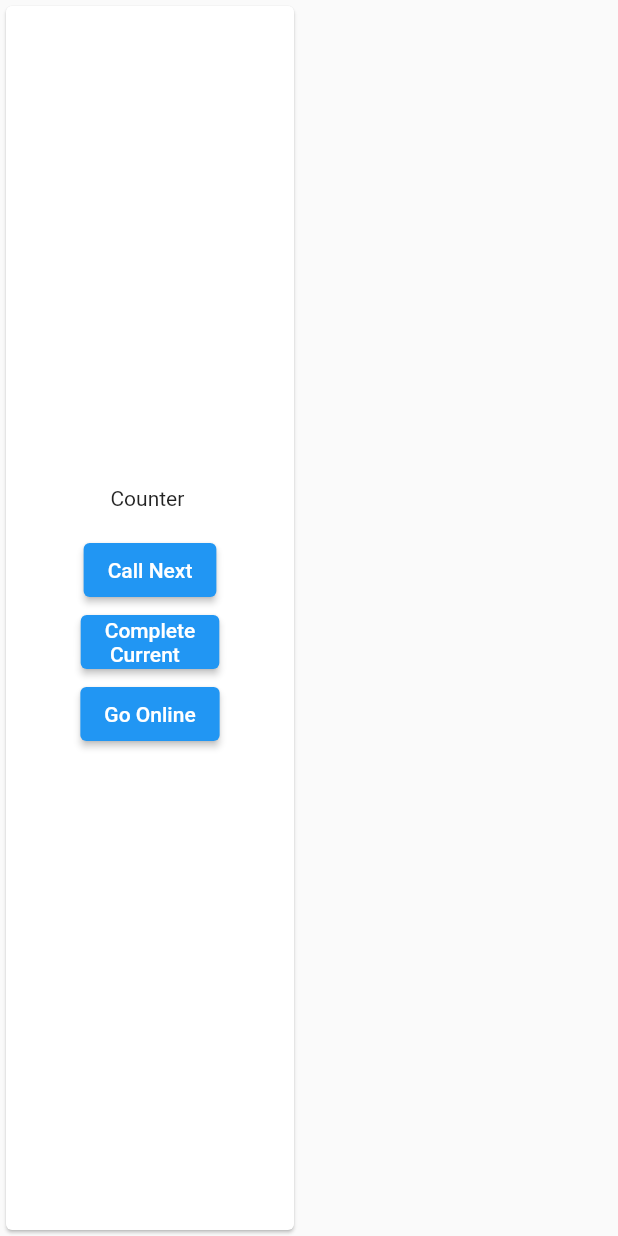
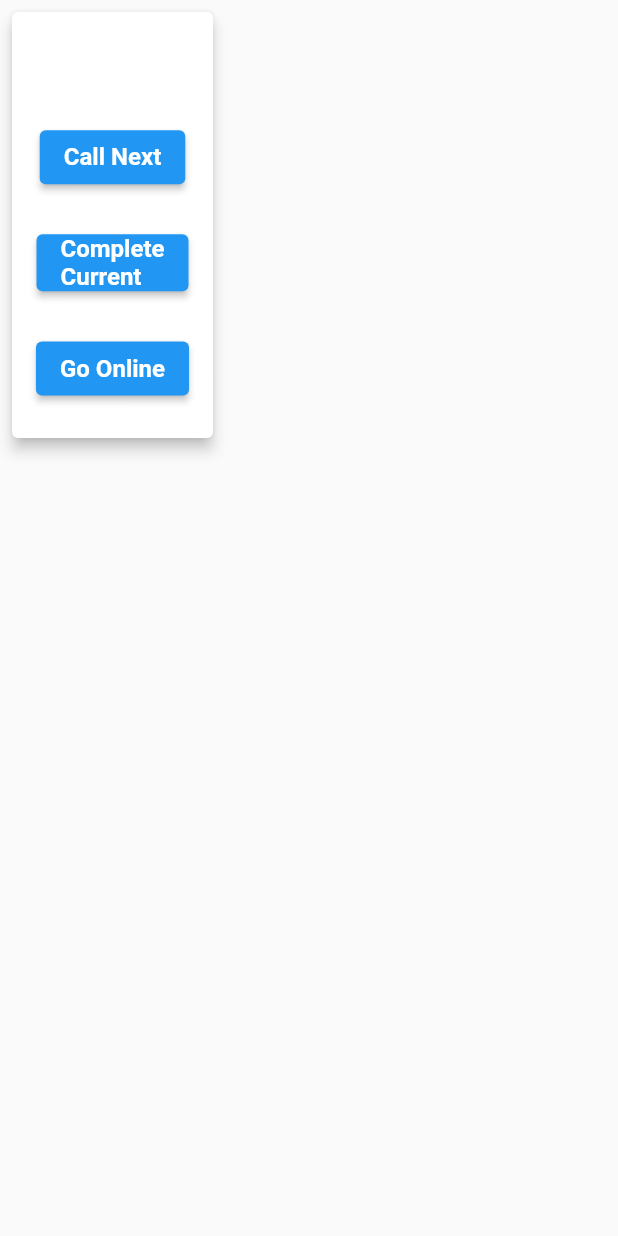
Before and after one commit to lyestarzalt/ticketing_application, a Flutter app: the CounterCard widget shown alone on an empty page, opened directly with empty values, on a phone screen of 412 x 824 dp. Run offline on Flutter 3.47's test engine with Material 2 defaults, Android fonts, the phone set to English and light mode, and no system bars; our stand-ins replace cloud_firestore, firebase_core; accounts and stored records are empty; generated files the repository leaves out were written again; network calls fail.

Commit message:
UI improv for managment

```diff
--- a/lib/managment_view.dart
+++ b/lib/managment_view.dart
@@ -1,3 +1,4 @@
+import 'package:flutter/foundation.dart';
 import 'package:flutter/material.dart';
 import 'dart:async';
 import 'package:cloud_firestore/cloud_firestore.dart';
@@ -46,14 +47,10 @@ class _ManagementViewState extends State<ManagementView> {
                     .toList();
                 // Build the UI using the CounterCard widget and
                 //the CounterData model
-                return SingleChildScrollView(
-                  scrollDirection: Axis.horizontal,
-                  child: Wrap(
-                    spacing: 10,
-                    runSpacing: 10,
-                    alignment: WrapAlignment.center,
+                return Row(
+                  // space between the counters
+                  mainAxisAlignment: MainAxisAlignment.spaceEvenly,
                   children: counterCards,
-                  ),
                 );
               }
             },
@@ -144,29 +141,33 @@ class CounterCard extends StatelessWidget {
   final CounterData counterData;
 
   CounterCard({required this.counterData});
-
   @override
   Widget build(BuildContext context) {
-    return Container(
-      width: 200, // Set the width to 80% of the screen width
+    return SizedBox(
+      width: 150,
+      height: 300,
       child: Card(
+        margin: const EdgeInsets.all(8),
+        elevation: 4,
         child: Column(
-          mainAxisAlignment: MainAxisAlignment.center,
+          mainAxisAlignment: MainAxisAlignment.spaceEvenly,
           crossAxisAlignment: CrossAxisAlignment.center,
           children: [
-            Container(
-              padding: const EdgeInsets.all(8.0),
-              child: Text('Counter ${counterData.counterNumber}'),
+            Text(
+              '${counterData.counterNumber}',
+              style: TextStyle(
+                fontSize: 24, // Increase font size for counter name
+                fontWeight: FontWeight.bold,
               ),
-            ButtonBar(
-              alignment: MainAxisAlignment.center,
-              buttonMinWidth: 160,
-
-              // put space between buttons
-              buttonHeight: 50,
-              children: [
+            ),
             ElevatedButton(
-                  child: Text('Call Next'),
+              child: Text(
+                'Call Next',
+                style: TextStyle(
+                  fontWeight: FontWeight.bold,
+                  fontSize: 16,
+                ),
+              ),
               onPressed: () =>
                   _callNext(counterData.counterNumber).then((value) => {
                         if (value == true)
@@ -181,25 +182,34 @@ class CounterCard extends StatelessWidget {
                           {
                             ScaffoldMessenger.of(context).showSnackBar(
                               const SnackBar(
-                                    content:
-                                        Text('No tickets, get some rest :) '),
+                                content: Text('No tickets!, get some rest :)'),
                               ),
                             )
                           }
                       }),
             ),
             ElevatedButton(
-                  child: const Text('Complete\n Current'),
+              child: Text(
+                'Complete\nCurrent',
+                style: TextStyle(
+                  fontWeight: FontWeight.bold,
+                  fontSize: 16,
+                ),
+              ),
               onPressed: () => _completeCurrent(counterData.counterNumber),
             ),
             ElevatedButton(
-                  child: Text(counterData.is_online == true
-                      ? 'Go Offline'
-                      : 'Go Online'),
+              child: Text(
+                counterData.is_online == true ? 'Go Offline' : 'Go Online',
+                style: TextStyle(
+                  fontWeight: FontWeight.bold,
+                  fontSize: 16,
+                ),
+              ),
               onPressed: () => _toggleCounterStatus(
-                      counterData.counterNumber, counterData.is_online),
+                counterData.counterNumber,
+                counterData.is_online,
               ),
-              ],
             ),
           ],
         ),
```
Lines whose indentation alone changed are shown as unchanged.
